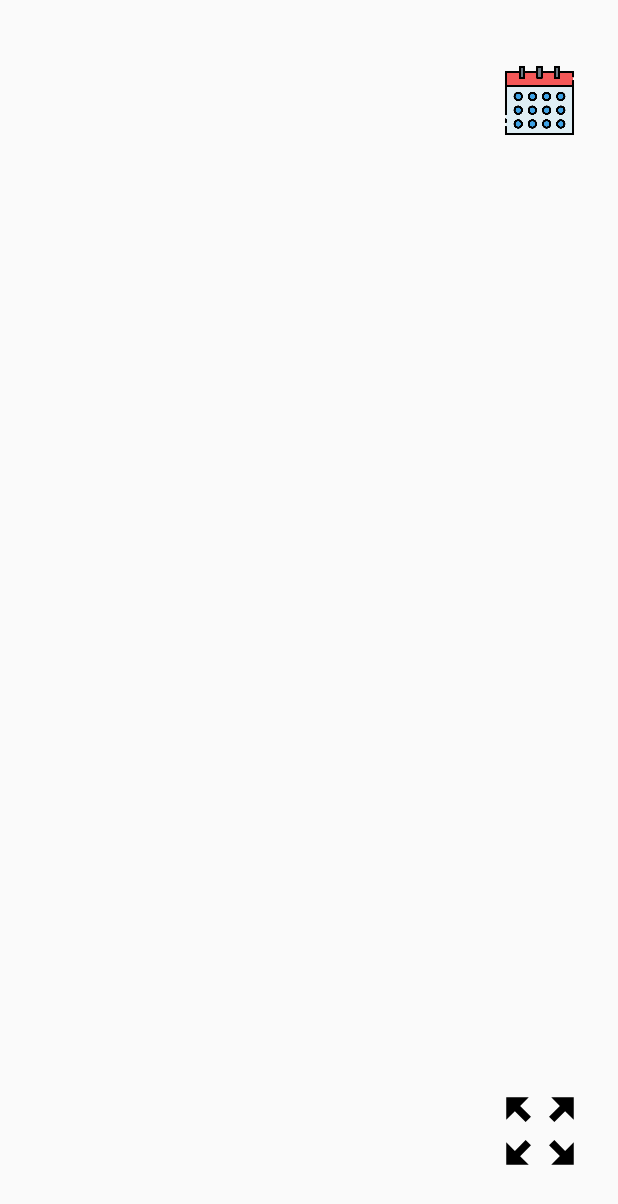
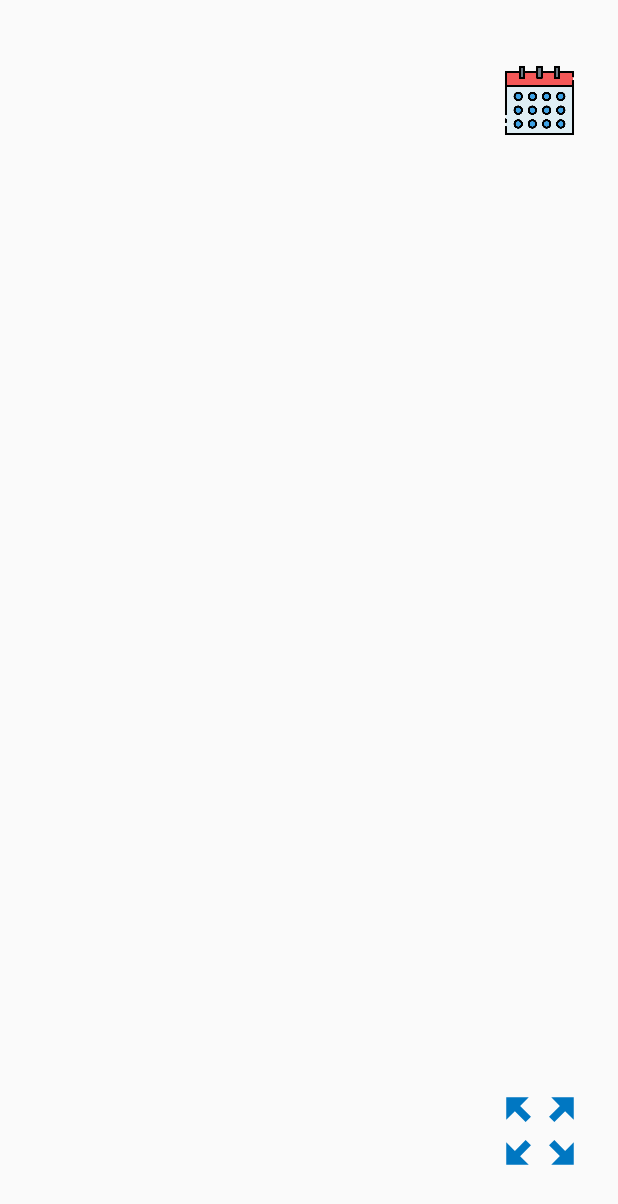
Before and after one commit to kavya24395/nasa-image-of-day, an Android app: the screen it shows after launch (MainActivity), on a phone screen of 412 x 824 dp. Shown: the top 1204 px of the screen. Run offline under Robolectric (Android 15) with nearby library versions, the phone set to English and light mode, and no system bars; our stand-ins replace data binding.

Commit message:
Adding required assets and resources

```diff
--- a/app/src/main/res/drawable/ic_zoom_out_map_black_24dp.xml
+++ b/app/src/main/res/drawable/ic_zoom_out_map_black_24dp.xml
@@ -4,6 +4,6 @@
         android:viewportWidth="24.0"
         android:viewportHeight="24.0">
     <path
-        android:fillColor="#FF000000"
+        android:fillColor="@color/colorPrimaryDark"
         android:pathData="M15,3l2.3,2.3 -2.89,2.87 1.42,1.42L18.7,6.7 21,9L21,3zM3,9l2.3,-2.3 2.87,2.89 1.42,-1.42L6.7,5.3 9,3L3,3zM9,21l-2.3,-2.3 2.89,-2.87 -1.42,-1.42L5.3,17.3 3,15v6zM21,15l-2.3,2.3 -2.87,-2.89 -1.42,1.42 2.89,2.87L15,21h6z"/>
 </vector>
```
Also changed, not shown: app/src/main/res/drawable/waiting.gif (added), 1 other file.
